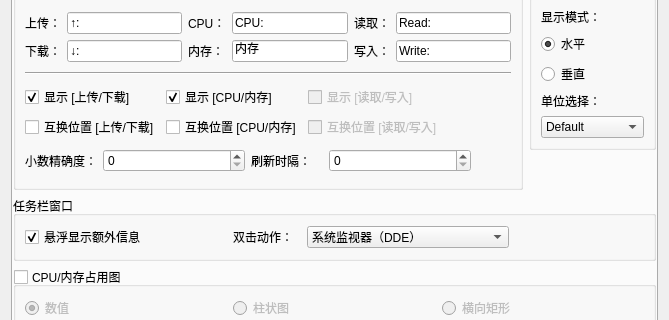
Above: dde-dock-plugin/WinDdeDockSetting.ui from XMuli/NetSpeed before the change; both pictures show x 0 to 669 and y 200 to 520 of the 669 by 739 pixel window. Below: the same form after it.
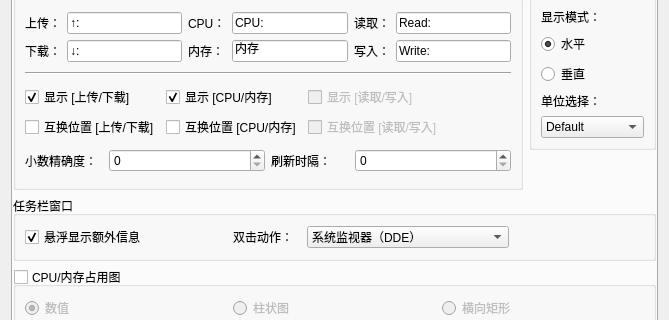
That is the form after the change. The open tabs and pages were chosen to show the change. Icons and pictures are not drawn.

Patch:
```diff
--- a/dde-dock-plugin/WinDdeDockSetting.ui
+++ b/dde-dock-plugin/WinDdeDockSetting.ui
@@ -330,7 +330,7 @@
                  </layout>
                 </item>
                 <item>
-                 <layout class="QHBoxLayout" name="horizontalLayout_17" stretch="1,2,1,2,0">
+                 <layout class="QHBoxLayout" name="horizontalLayout_17" stretch="1,2,1,2">
                   <item>
                    <widget class="QLabel" name="label_39">
                     <property name="text">
@@ -351,19 +351,6 @@
                   <item>
                    <widget class="QSpinBox" name="spinBoxRefreshInterval"/>
                   </item>
-                  <item>
-                   <spacer name="horizontalSpacer_8">
-                    <property name="orientation">
-                     <enum>Qt::Horizontal</enum>
-                    </property>
-                    <property name="sizeHint" stdset="0">
-                     <size>
-                      <width>40</width>
-                      <height>20</height>
-                     </size>
-                    </property>
-                   </spacer>
-                  </item>
                  </layout>
                 </item>
                </layout>
```
Left out of the diff: 30 changed lines with no effect on the pictures.
